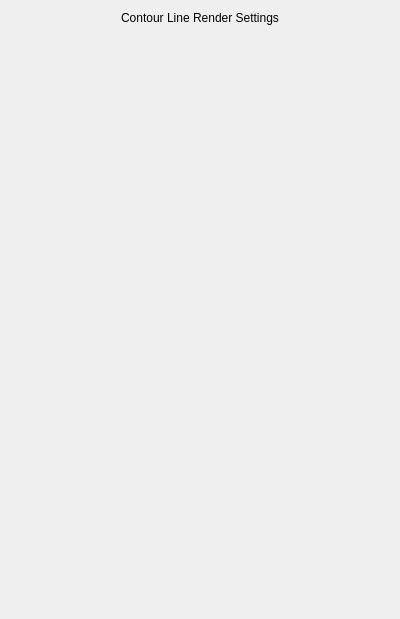
Before: the Qt Designer form apps/vaporgui/guis/ui/contourTab.ui in yyr/vapor, drawn with Qt 5.
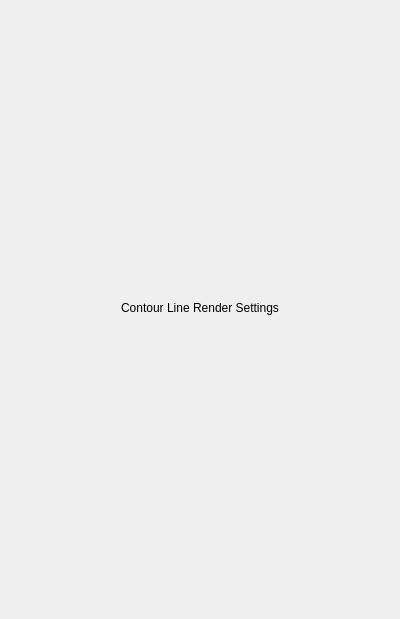
After: the same form once the commit is applied.

The edit to the form file:
```diff
--- a/apps/vaporgui/guis/ui/contourTab.ui
+++ b/apps/vaporgui/guis/ui/contourTab.ui
@@ -18,6 +18,12 @@
     <layout class="QVBoxLayout" name="verticalLayout_5">
      <item>
       <widget class="QLabel" name="label_3">
+       <property name="maximumSize">
+        <size>
+         <width>16777215</width>
+         <height>20</height>
+        </size>
+       </property>
        <property name="text">
         <string>Contour Line Render Settings</string>
        </property>
@@ -31,10 +37,13 @@
        <property name="orientation">
         <enum>Qt::Vertical</enum>
        </property>
+       <property name="sizeType">
+        <enum>QSizePolicy::Fixed</enum>
+       </property>
        <property name="sizeHint" stdset="0">
         <size>
          <width>20</width>
-         <height>17</height>
+         <height>3</height>
         </size>
        </property>
       </spacer>
```
